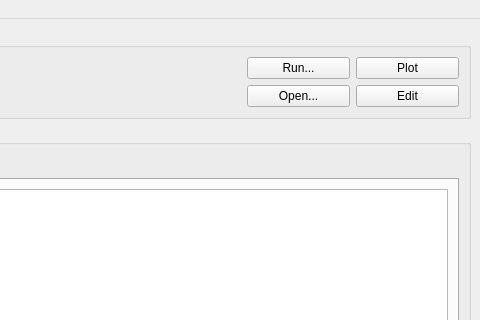
McStasMcXtrace/McCode, file tools/Python/mcgui/mw.ui: the form before one commit; both pictures show x 320 to 800 and y 0 to 320 of the 800 by 600 pixel window.
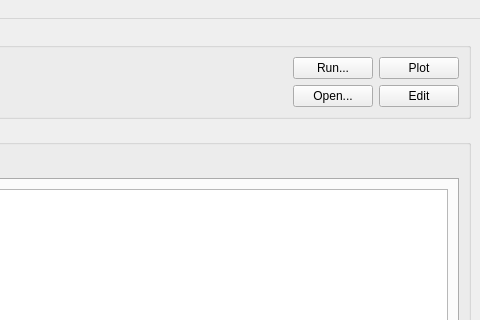
The form after the commit.

Commit message: populated new from template instrument tree

What changed in the file:
```diff
--- a/tools/Python/mcgui/mw.ui
+++ b/tools/Python/mcgui/mw.ui
@@ -48,6 +48,12 @@
          </item>
          <item row="0" column="6">
           <widget class="QPushButton" name="btnRun">
+           <property name="sizePolicy">
+            <sizepolicy hsizetype="Fixed" vsizetype="Fixed">
+             <horstretch>0</horstretch>
+             <verstretch>0</verstretch>
+            </sizepolicy>
+           </property>
            <property name="text">
             <string>Run...</string>
            </property>
@@ -55,6 +61,12 @@
          </item>
          <item row="0" column="7">
           <widget class="QPushButton" name="btnPlot">
+           <property name="sizePolicy">
+            <sizepolicy hsizetype="Fixed" vsizetype="Fixed">
+             <horstretch>0</horstretch>
+             <verstretch>0</verstretch>
+            </sizepolicy>
+           </property>
            <property name="text">
             <string>Plot</string>
            </property>
@@ -62,6 +74,12 @@
          </item>
          <item row="2" column="7">
           <widget class="QPushButton" name="btnEdit">
+           <property name="sizePolicy">
+            <sizepolicy hsizetype="Fixed" vsizetype="Fixed">
+             <horstretch>0</horstretch>
+             <verstretch>0</verstretch>
+            </sizepolicy>
+           </property>
            <property name="text">
             <string>Edit</string>
            </property>
@@ -69,6 +87,12 @@
          </item>
          <item row="2" column="6">
           <widget class="QPushButton" name="btnOpenInstrument">
+           <property name="sizePolicy">
+            <sizepolicy hsizetype="Fixed" vsizetype="Fixed">
+             <horstretch>0</horstretch>
+             <verstretch>0</verstretch>
+            </sizepolicy>
+           </property>
            <property name="toolTip">
             <string>Browse instrument...</string>
            </property>
```
Left out of the diff: 12 changed lines with no effect on the pictures. The commit also changes 2 other files.
